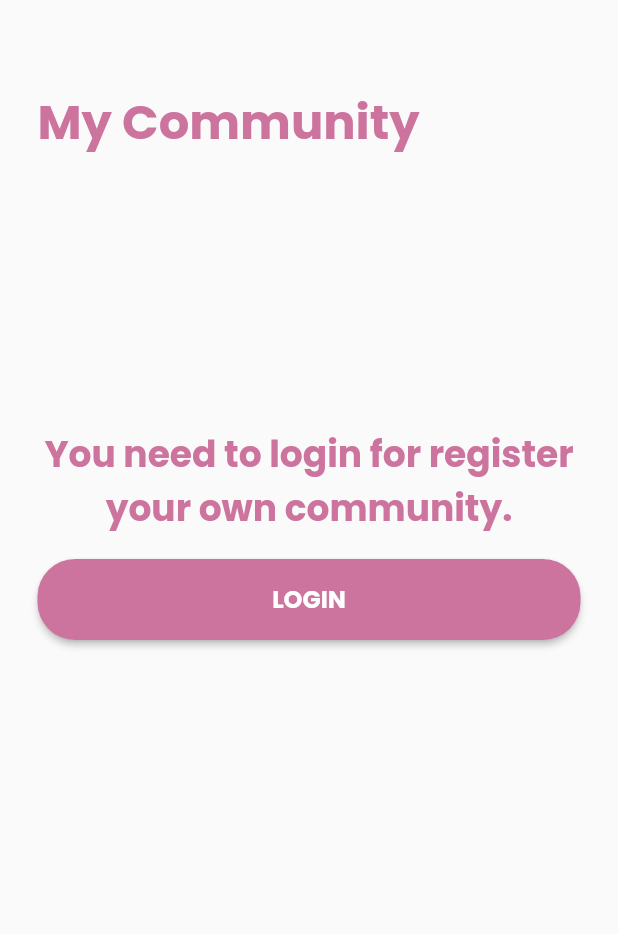
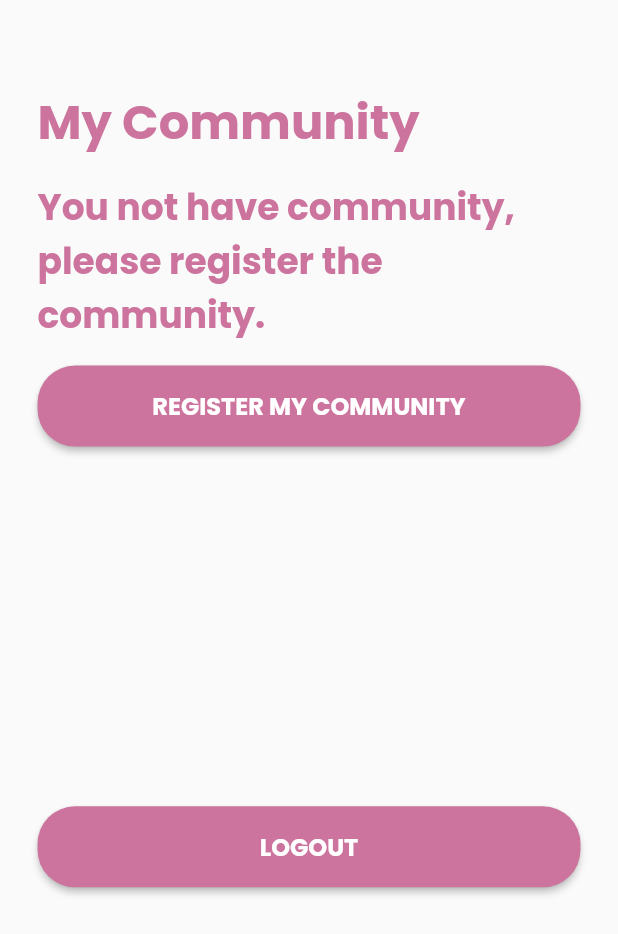
Before and after one commit to alaraiabdiallah/momsclub, a Flutter app: the MyCommunityFragment widget shown alone on an empty page, opened directly, on a phone screen of 412 x 824 dp. Shown: the top 934 px of the screen. Run offline on Flutter 3.47's test engine with Material 2 defaults, Android fonts, the phone set to English and light mode, and no system bars; our stand-ins replace cloud_firestore, firebase_auth, firebase_storage, google_fonts, image_picker, sqflite; missing offline and left inert: slugify; accounts and stored records are empty.

Commit message:
fix login issue

```diff
--- a/lib/data_sources/firebase/community.dart
+++ b/lib/data_sources/firebase/community.dart
@@ -10,9 +10,12 @@ class CommunityFB {
 
   static Future<Community> loadCommunitiesByUserId(String id) async {
     var fb = await Firestore.instance.collection('communities').where("userId",isEqualTo: id).getDocuments();
-    DocumentSnapshot doc = fb.documents.first;
-    var data = doc.data;
-    data['id'] = doc.documentID;
-    return data != null ? Community.fromJson(data): null;
+    if(fb.documents.length > 0){
+      DocumentSnapshot doc = fb.documents.first;
+      var data = doc.data;
+      data['id'] = doc.documentID;
+      return data != null ? Community.fromJson(data): null;
+    }
+    return null;
   }
 }
--- a/lib/widgets/mycomminity_fragment.dart
+++ b/lib/widgets/mycomminity_fragment.dart
@@ -44,8 +44,11 @@ class _MyCommunityFragmentState extends State<MyCommunityFragment> {
   }
 
   void _checkAuth() async {
+    Community community;
     FirebaseUser user = await _auth.currentUser();
-    var community = await CommunityFB.loadCommunitiesByUserId(user.uid);
+    if(user != null){
+      community = await CommunityFB.loadCommunitiesByUserId(user.uid);
+    }
     setState(() {
       _user = user;
       _myComm = community;
```
